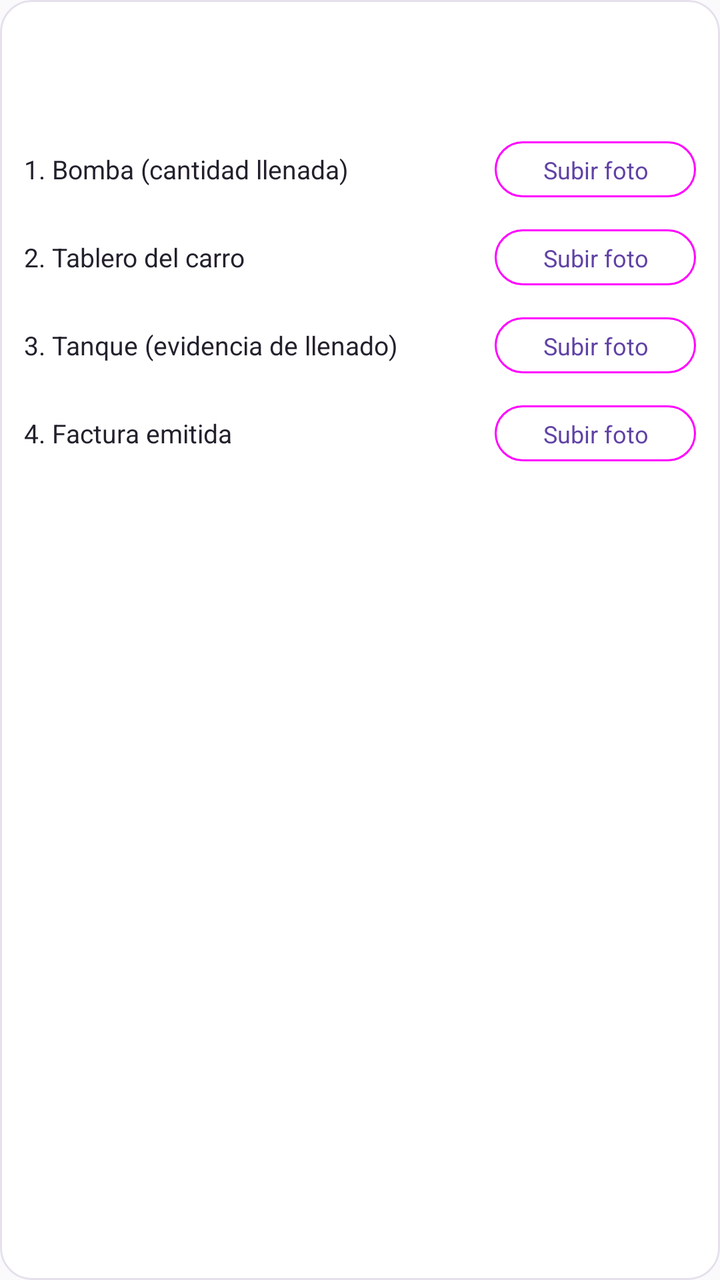
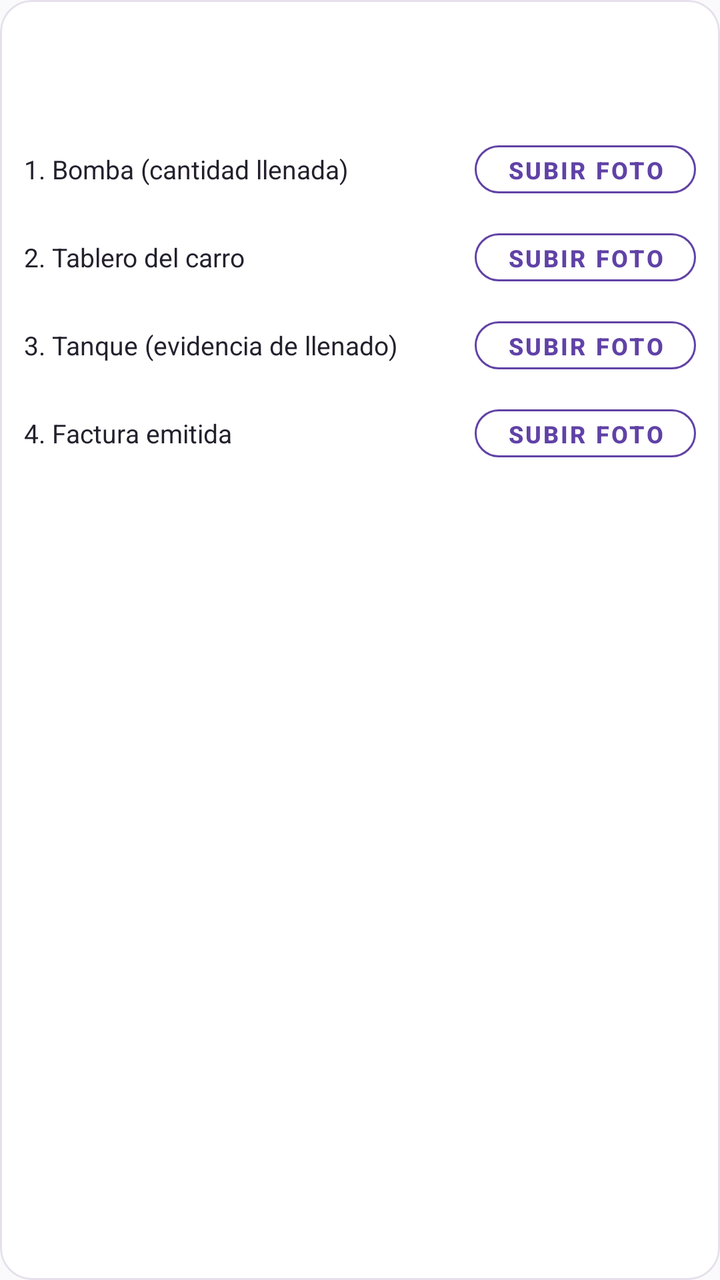

Screens rendered from an Android XML layout before and after an edit, with the pre-edit source and the edit as a unified diff.
<!-- AndroidManifest.xml: application theme Theme.ApiMovil -->
<!-- res/layout/item_linea_evidencia.xml -->
<?xml version="1.0" encoding="utf-8"?>
<com.google.android.material.card.MaterialCardView xmlns:android="http://schemas.android.com/apk/res/android"
    xmlns:app="http://schemas.android.com/apk/res-auto"
    android:layout_width="match_parent"
    android:layout_height="wrap_content"
    android:layout_marginBottom="12dp"
    app:cardBackgroundColor="@color/blanco"
    app:cardCornerRadius="16dp"
    app:cardElevation="0dp"
    app:contentPadding="12dp"
    app:strokeColor="@color/borde"
    app:strokeWidth="1dp">

    <LinearLayout
        android:layout_width="match_parent"
        android:layout_height="wrap_content"
        android:orientation="vertical">

        <TextView
            android:id="@+id/textDestino"
            android:layout_width="match_parent"
            android:layout_height="wrap_content"
            android:textColor="@color/texto_principal"
            android:textSize="16sp"
            android:textStyle="bold" />

        <TextView
            android:id="@+id/textMonto"
            android:layout_width="match_parent"
            android:layout_height="wrap_content"
            android:layout_marginTop="2dp"
            android:layout_marginBottom="12dp"
            android:textColor="@color/marca"
            android:textSize="14sp"
            android:textStyle="bold" />

        
        <LinearLayout
            android:layout_width="match_parent"
            android:layout_height="wrap_content"
            android:layout_marginBottom="8dp"
            android:gravity="center_vertical"
            android:orientation="horizontal">

            <TextView
                android:layout_width="0dp"
                android:layout_height="wrap_content"
                android:layout_weight="1"
                android:text="@string/foto_bomba"
                android:textColor="@color/texto_principal"
                android:textSize="13sp" />

            <com.google.android.material.button.MaterialButton
                android:id="@+id/btnBomba"
                style="@style/Widget.Material3.Button.OutlinedButton"
                android:layout_width="wrap_content"
                android:layout_height="36dp"
                android:text="@string/subir_foto"
                android:textSize="12sp"
                app:cornerRadius="18dp" />

            <TextView
                android:id="@+id/textBombaListo"
                android:layout_width="wrap_content"
                android:layout_height="wrap_content"
                android:text="@string/foto_subida"
                android:textColor="@color/estado_completada"
                android:textSize="12sp"
                android:textStyle="bold"
                android:visibility="gone" />
        </LinearLayout>

        
        <LinearLayout
            android:layout_width="match_parent"
            android:layout_height="wrap_content"
            android:layout_marginBottom="8dp"
            android:gravity="center_vertical"
            android:orientation="horizontal">

            <TextView
                android:id="@+id/textTableroLabel"
                android:layout_width="0dp"
                android:layout_height="wrap_content"
                android:layout_weight="1"
                android:text="@string/foto_tablero"
                android:textColor="@color/texto_principal"
                android:textSize="13sp" />

            <com.google.android.material.button.MaterialButton
                android:id="@+id/btnTablero"
                style="@style/Widget.Material3.Button.OutlinedButton"
                android:layout_width="wrap_content"
                android:layout_height="36dp"
                android:text="@string/subir_foto"
                android:textSize="12sp"
                app:cornerRadius="18dp" />

            <TextView
                android:id="@+id/textTableroListo"
                android:layout_width="wrap_content"
                android:layout_height="wrap_content"
                android:text="@string/foto_subida"
                android:textColor="@color/estado_completada"
                android:textSize="12sp"
                android:textStyle="bold"
                android:visibility="gone" />
        </LinearLayout>

        
        <LinearLayout
            android:layout_width="match_parent"
            android:layout_height="wrap_content"
            android:layout_marginBottom="8dp"
            android:gravity="center_vertical"
            android:orientation="horizontal">

            <TextView
                android:layout_width="0dp"
                android:layout_height="wrap_content"
                android:layout_weight="1"
                android:text="@string/foto_tanque"
                android:textColor="@color/texto_principal"
                android:textSize="13sp" />

            <com.google.android.material.button.MaterialButton
                android:id="@+id/btnTanque"
                style="@style/Widget.Material3.Button.OutlinedButton"
                android:layout_width="wrap_content"
                android:layout_height="36dp"
                android:text="@string/subir_foto"
                android:textSize="12sp"
                app:cornerRadius="18dp" />

            <TextView
                android:id="@+id/textTanqueListo"
                android:layout_width="wrap_content"
                android:layout_height="wrap_content"
                android:text="@string/foto_subida"
                android:textColor="@color/estado_completada"
                android:textSize="12sp"
                android:textStyle="bold"
                android:visibility="gone" />
        </LinearLayout>

        
        <LinearLayout
            android:layout_width="match_parent"
            android:layout_height="wrap_content"
            android:gravity="center_vertical"
            android:orientation="horizontal">

            <TextView
                android:layout_width="0dp"
                android:layout_height="wrap_content"
                android:layout_weight="1"
                android:text="@string/foto_factura"
                android:textColor="@color/texto_principal"
                android:textSize="13sp" />

            <com.google.android.material.button.MaterialButton
                android:id="@+id/btnFactura"
                style="@style/Widget.Material3.Button.OutlinedButton"
                android:layout_width="wrap_content"
                android:layout_height="36dp"
                android:text="@string/subir_foto"
                android:textSize="12sp"
                app:cornerRadius="18dp" />

            <TextView
                android:id="@+id/textFacturaListo"
                android:layout_width="wrap_content"
                android:layout_height="wrap_content"
                android:text="@string/foto_subida"
                android:textColor="@color/estado_completada"
                android:textSize="12sp"
                android:textStyle="bold"
                android:visibility="gone" />
        </LinearLayout>

    </LinearLayout>
</com.google.android.material.card.MaterialCardView>
<!-- resources referenced by this layout -->
<resources>
  <color name="blanco">#FFFFFF</color>
  <color name="borde">#E5E0EB</color>
  <color name="estado_completada">#2E7D32</color>
  <color name="marca">#6042A6</color>
  <color name="texto_principal">#24212D</color>
  <string name="foto_bomba">1. Bomba (cantidad llenada)</string>
  <string name="foto_factura">4. Factura emitida</string>
  <string name="foto_subida">✓ Subida</string>
  <string name="foto_tablero">2. Tablero del carro</string>
  <string name="foto_tanque">3. Tanque (evidencia de llenado)</string>
  <string name="subir_foto">Subir foto</string>
  <style name="Theme.ApiMovil" parent="Theme.MaterialComponents.Light.NoActionBar">
          <item name="colorPrimary">@color/marca</item>
          <item name="colorPrimaryVariant">@color/marca_oscuro</item>
          <item name="colorOnPrimary">@color/blanco</item>
          <item name="colorSecondary">@color/marca_claro</item>
          <item name="colorOnSecondary">@color/texto_principal</item>
          <item name="android:windowBackground">@color/fondo</item>
          <item name="android:statusBarColor">@color/marca_oscuro</item>
          <item name="android:forceDarkAllowed" tools:targetApi="q">false</item>
      </style>
  <color name="marca_oscuro">#342052</color>
  <color name="marca_claro">#EEE7FA</color>
  <color name="fondo">#FAF9FC</color>
</resources>

<!-- the commit's change to res/layout/item_linea_evidencia.xml (unified diff, before → after) -->
@@ -52,7 +52,7 @@
 
             <com.google.android.material.button.MaterialButton
                 android:id="@+id/btnBomba"
-                style="@style/Widget.Material3.Button.OutlinedButton"
+                style="@style/Widget.App.Button.Outlined"
                 android:layout_width="wrap_content"
                 android:layout_height="36dp"
                 android:text="@string/subir_foto"
@@ -89,7 +89,7 @@
 
             <com.google.android.material.button.MaterialButton
                 android:id="@+id/btnTablero"
-                style="@style/Widget.Material3.Button.OutlinedButton"
+                style="@style/Widget.App.Button.Outlined"
                 android:layout_width="wrap_content"
                 android:layout_height="36dp"
                 android:text="@string/subir_foto"
@@ -125,7 +125,7 @@
 
             <com.google.android.material.button.MaterialButton
                 android:id="@+id/btnTanque"
-                style="@style/Widget.Material3.Button.OutlinedButton"
+                style="@style/Widget.App.Button.Outlined"
                 android:layout_width="wrap_content"
                 android:layout_height="36dp"
                 android:text="@string/subir_foto"
@@ -160,7 +160,7 @@
 
             <com.google.android.material.button.MaterialButton
                 android:id="@+id/btnFactura"
-                style="@style/Widget.Material3.Button.OutlinedButton"
+                style="@style/Widget.App.Button.Outlined"
                 android:layout_width="wrap_content"
                 android:layout_height="36dp"
                 android:text="@string/subir_foto"
<!-- resource entries referenced after the edit -->
@@ -11,6 +11,15 @@
   <string name="foto_tablero">2. Tablero del carro</string>
   <string name="foto_tanque">3. Tanque (evidencia de llenado)</string>
   <string name="subir_foto">Subir foto</string>
+  <style name="Widget.App.Button.Outlined" parent="Widget.MaterialComponents.Button.OutlinedButton">
+          <item name="strokeColor">@color/marca</item>
+          <item name="strokeWidth">1dp</item>
+          <item name="android:textColor">@color/marca</item>
+          <item name="android:textSize">14sp</item>
+          <item name="android:textStyle">bold</item>
+          <item name="cornerRadius">12dp</item>
+          <item name="rippleColor">@color/marca_claro</item>
+      </style>
   <style name="Theme.ApiMovil" parent="Theme.MaterialComponents.Light.NoActionBar">
           <item name="colorPrimary">@color/marca</item>
           <item name="colorPrimaryVariant">@color/marca_oscuro</item>
